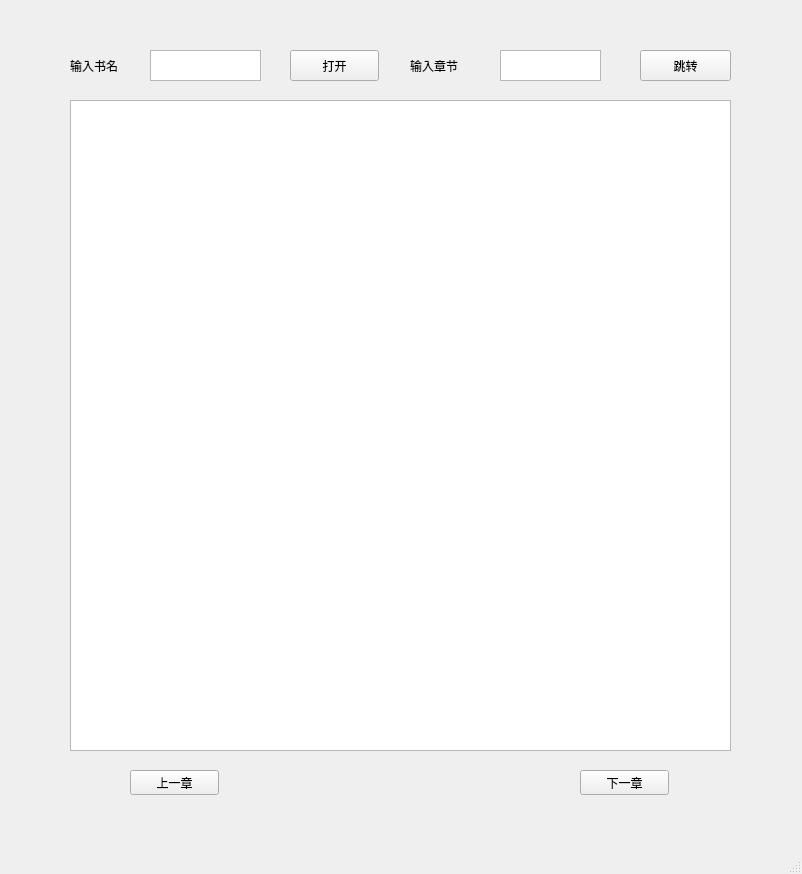
First picture: the form in mainwindow.ui, repository CuteWans/NovelSpider, before the edit.
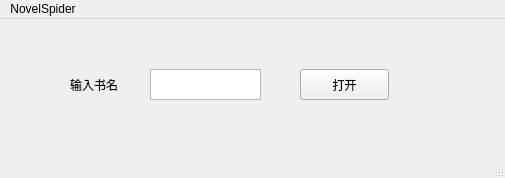
Second picture: the form after the edit.

Commit message: v4.2.6 更新为多窗口模式 第一个窗口输入书名 默认打开第一页

Patch:
```diff
--- a/mainwindow.ui
+++ b/mainwindow.ui
@@ -6,8 +6,8 @@
    <rect>
     <x>0</x>
     <y>0</y>
-    <width>802</width>
-    <height>874</height>
+    <width>505</width>
+    <height>178</height>
    </rect>
   </property>
   <property name="windowTitle">
@@ -37,20 +37,10 @@
      <string>输入书名</string>
     </property>
    </widget>
-   <widget class="QTextBrowser" name="textBrowser">
-    <property name="geometry">
-     <rect>
-      <x>70</x>
-      <y>100</y>
-      <width>661</width>
-      <height>651</height>
-     </rect>
-    </property>
-   </widget>
    <widget class="QPushButton" name="pushButton">
     <property name="geometry">
      <rect>
-      <x>290</x>
+      <x>300</x>
       <y>50</y>
       <width>89</width>
       <height>31</height>
@@ -60,78 +50,22 @@
      <string>打开</string>
     </property>
    </widget>
-   <widget class="QPushButton" name="pushButton_2">
-    <property name="geometry">
-     <rect>
-      <x>130</x>
-      <y>770</y>
-      <width>89</width>
-      <height>25</height>
-     </rect>
-    </property>
-    <property name="text">
-     <string>上一章</string>
-    </property>
-   </widget>
-   <widget class="QPushButton" name="pushButton_3">
-    <property name="geometry">
-     <rect>
-      <x>580</x>
-      <y>770</y>
-      <width>89</width>
-      <height>25</height>
-     </rect>
-    </property>
-    <property name="text">
-     <string>下一章</string>
-    </property>
-   </widget>
-   <widget class="QLabel" name="label_2">
-    <property name="geometry">
-     <rect>
-      <x>410</x>
-      <y>50</y>
-      <width>71</width>
-      <height>31</height>
-     </rect>
-    </property>
-    <property name="text">
-     <string>输入章节</string>
-    </property>
-   </widget>
-   <widget class="QTextEdit" name="textEdit_2">
-    <property name="geometry">
-     <rect>
-      <x>500</x>
-      <y>50</y>
-      <width>101</width>
-      <height>31</height>
-     </rect>
-    </property>
-   </widget>
-   <widget class="QPushButton" name="pushButton_4">
-    <property name="geometry">
-     <rect>
-      <x>640</x>
-      <y>50</y>
-      <width>91</width>
-      <height>31</height>
-     </rect>
-    </property>
-    <property name="text">
-     <string>跳转</string>
-    </property>
-   </widget>
   </widget>
   <widget class="QMenuBar" name="menubar">
    <property name="geometry">
     <rect>
      <x>0</x>
      <y>0</y>
-     <width>802</width>
+     <width>505</width>
      <height>28</height>
     </rect>
    </property>
+   <widget class="QMenu" name="menuNovelSpider">
+    <property name="title">
+     <string>NovelSpider</string>
+    </property>
+   </widget>
+   <addaction name="menuNovelSpider"/>
   </widget>
   <widget class="QStatusBar" name="statusbar"/>
  </widget>
```
The commit also changes 6 other files.
